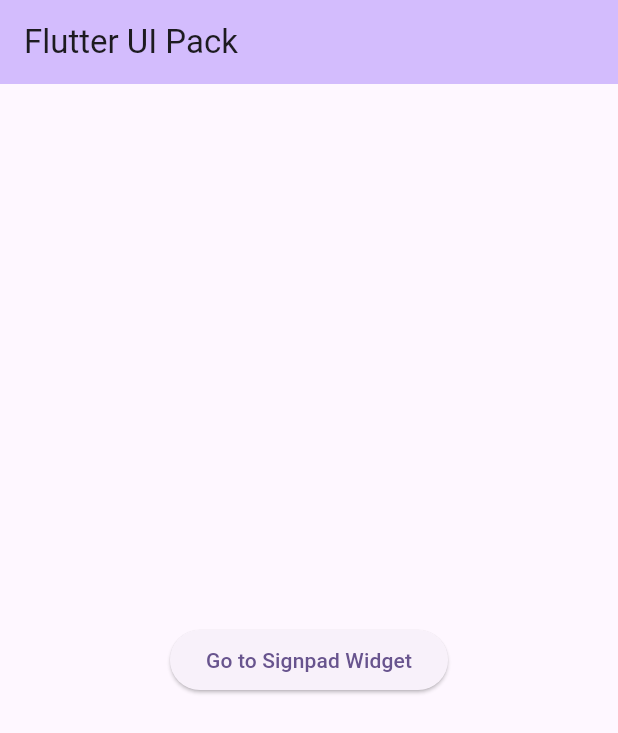
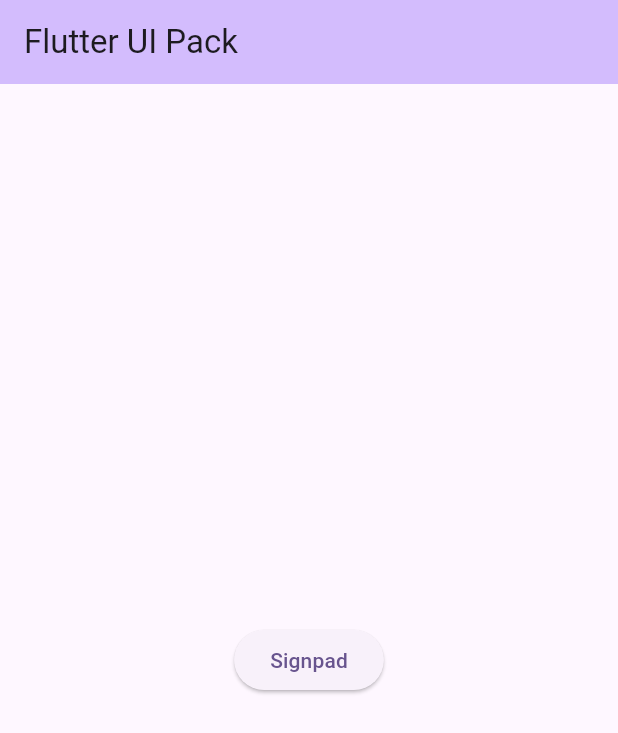
Before and after one commit to jhh78/flutter-ui-pack, a Flutter app: the screen it shows after launch, on a phone screen of 412 x 824 dp. Shown: the top 733 px of the screen. Run offline on Flutter 3.47's test engine with Material 3 defaults, Android fonts, the light colour scheme and no system bars.

Commit message:
추가수정

```diff
--- a/lib/main.dart
+++ b/lib/main.dart
@@ -2,6 +2,7 @@
 import 'package:flutter_ui_pack/widgets/signpad/main.dart';
 
 void main() {
+  WidgetsFlutterBinding.ensureInitialized();
   runApp(const MyApp());
 }
 
@@ -14,7 +15,7 @@
     return MaterialApp(
       title: 'Flutter UI Pack',
       theme: ThemeData(colorScheme: ColorScheme.fromSeed(seedColor: Colors.deepPurple)),
-      home: const HomeScreen(),
+      home: SafeArea(child: const HomeScreen()),
     );
   }
 }
@@ -37,7 +38,7 @@
               onPressed: () {
                 Navigator.push(context, MaterialPageRoute(builder: (context) => const SignpadMain()));
               },
-              child: const Text('Go to Signpad Widget'),
+              child: const Text('Signpad'),
             ),
           ],
         ),
--- a/lib/widgets/signpad/main.dart
+++ b/lib/widgets/signpad/main.dart
@@ -32,6 +32,6 @@
 
   @override
   Widget build(BuildContext context) {
-    return SignpadWidget(onSave: _showImageModal);
+    return SafeArea(child: SignpadWidget(onSave: _showImageModal));
   }
 }
```
